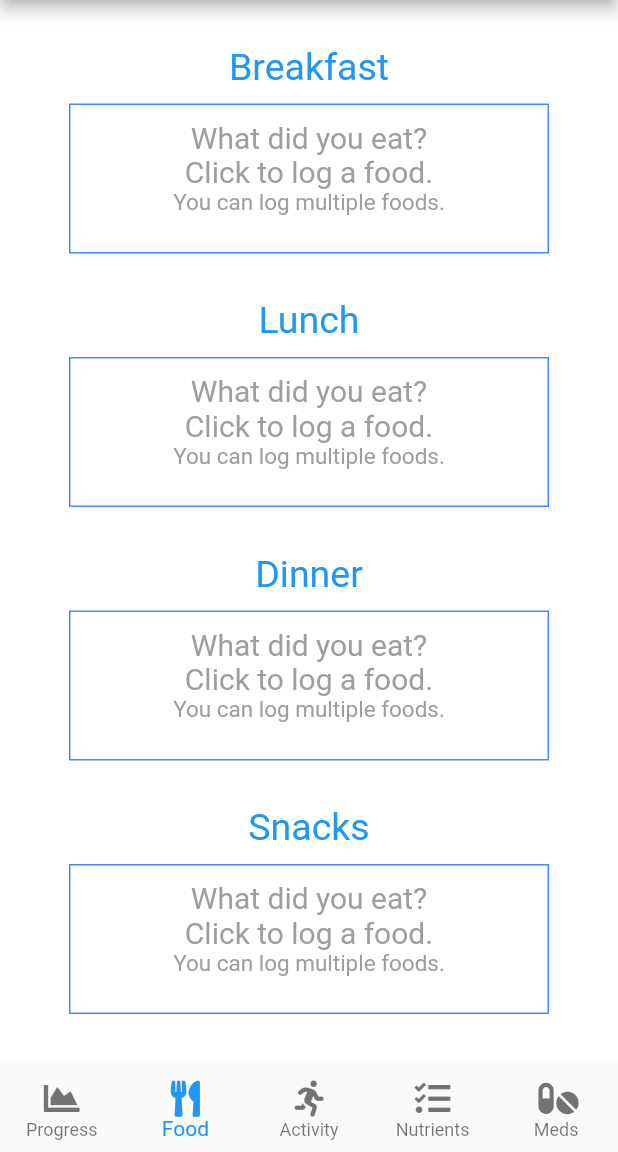
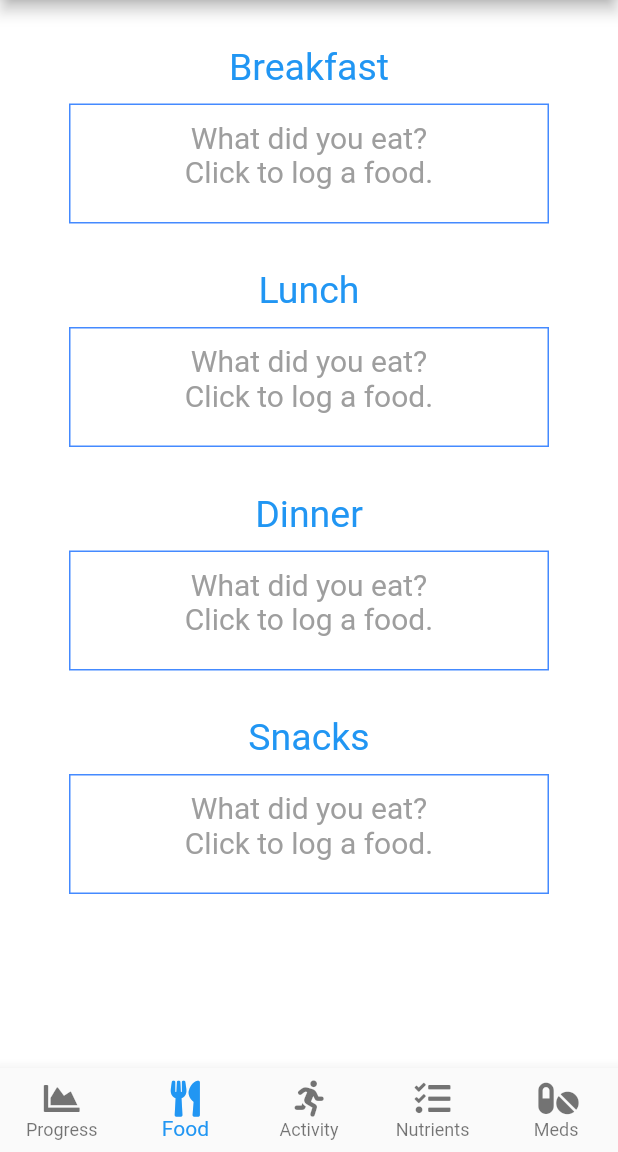
Before and after one commit to cliona-murphy/healthy_app3, a Flutter app: the screen it shows once a user with an empty profile is signed in, item 2 of the bottom bar chosen, on a phone screen of 412 x 824 dp, the part 84-1236 px from its top. Run offline on Flutter 3.47's test engine with Material 2 defaults, Android fonts, the phone set to English and light mode, and no system bars; our stand-ins replace charts_flutter, cloud_firestore, firebase_auth, flushbar, flutter_spinkit, font_awesome_flutter and 2 more; missing offline and left inert: cupertino_setting_control; accounts and stored records are empty.

Commit message:
making food diary presentable

```diff
--- a/lib/screens/food_diary_screen/foodDiary.dart
+++ b/lib/screens/food_diary_screen/foodDiary.dart
@@ -197,7 +197,7 @@ class _FoodDiaryState extends State<FoodDiary> {
                           value: DatabaseService(uid:userId).breakFastFoods,
                           child: Container(
                             width: 320,
-                            height: 100,
+                            height: 80,
                             decoration: BoxDecoration(
                                 border: Border.all(color: Colors.blueAccent)
                             ),
@@ -219,7 +219,7 @@ class _FoodDiaryState extends State<FoodDiary> {
                           value: DatabaseService(uid:userId).lunchFoods,
                           child: Container(
                             width: 320,
-                            height: 100,
+                            height: 80,
                             decoration: BoxDecoration(
                                 border: Border.all(color: Colors.blueAccent)
                             ),
@@ -241,7 +241,7 @@ class _FoodDiaryState extends State<FoodDiary> {
                             value: DatabaseService(uid:userId).dinnerFoods,
                           child: Container(
                             width: 320,
-                            height: 100,
+                            height: 80,
                             decoration: BoxDecoration(
                                 border: Border.all(color: Colors.blueAccent)
                             ),
@@ -263,7 +263,7 @@ class _FoodDiaryState extends State<FoodDiary> {
                             value: DatabaseService(uid:userId).snacks,
                           child: Container(
                             width: 320,
-                            height: 100,
+                            height: 80,
                             decoration: BoxDecoration(
                                 border: Border.all(color: Colors.blueAccent)
                             ),
--- a/lib/screens/food_diary_screen/food_list.dart
+++ b/lib/screens/food_diary_screen/food_list.dart
@@ -44,11 +44,11 @@ class _FoodListState extends State<FoodList> {
               style: new TextStyle(
                   color: Colors.grey, fontSize: 20.0),
             ),
-            Text('You can log multiple foods.',
-              textAlign: TextAlign.center,
-              style: new TextStyle(
-                  color: Colors.grey, fontSize: 15.0),
-            ),
+            // Text('You can log multiple foods.',
+            //   textAlign: TextAlign.center,
+            //   style: new TextStyle(
+            //       color: Colors.grey, fontSize: 15.0),
+            // ),
         ]),
       );
     }
```
